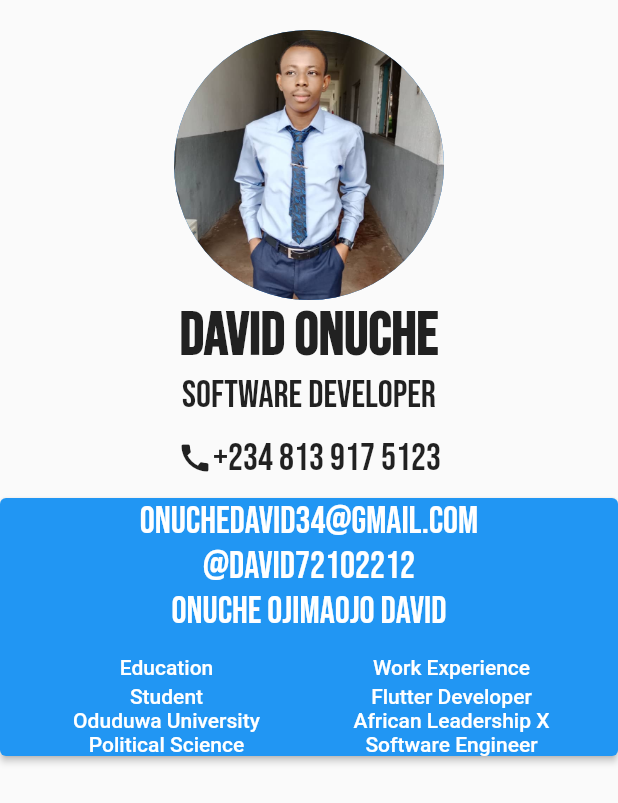
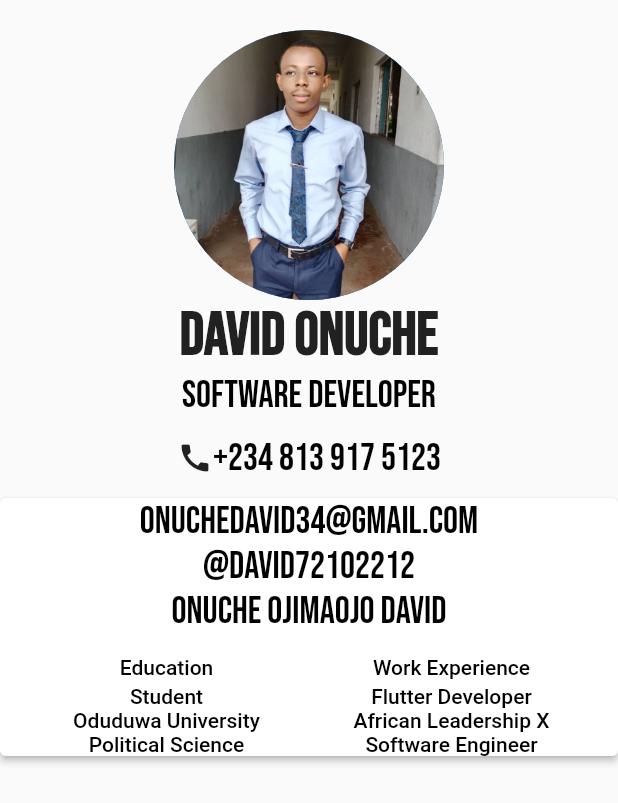
Before and after one commit to davidonuche/my_cv_app, a Flutter app: the screen it shows after launch, on a phone screen of 412 x 824 dp. Shown: the top 803 px of the screen. Run offline on Flutter 3.47's test engine with Material 2 defaults, Android fonts, the phone set to English and light mode, and no system bars.

Commit message:
my cv page

```diff
--- a/lib/constants.dart
+++ b/lib/constants.dart
@@ -1,7 +1,8 @@
 import 'package:flutter/cupertino.dart';
+import 'package:flutter/material.dart';
 
 const TextStyle kRegularTextStyle =
-    TextStyle(fontFamily: "Bebas", fontSize: 25);
+    TextStyle(fontFamily: "Bebas", fontSize: 25, color: Colors.black);
 
 const TextStyle kTitleTextStyle =
-    TextStyle(fontFamily: "Bebas", fontSize: 40, fontWeight: FontWeight.bold);
+    TextStyle(fontFamily: "Bebas", fontSize: 40, fontWeight: FontWeight.bold,);
--- a/lib/main.dart
+++ b/lib/main.dart
@@ -11,6 +11,7 @@ class MyApp extends StatelessWidget {
   @override
   Widget build(BuildContext context) {
     return MaterialApp(
+      theme: ThemeData(textTheme: TextTheme()),
       home: MyCVPage(),
     );
   }
--- a/lib/screens/my_cv_page.dart
+++ b/lib/screens/my_cv_page.dart
@@ -42,6 +42,7 @@ class MyCVPage extends StatelessWidget {
             ),
             ElevatedButton(
               onPressed:(){},
+              style: ElevatedButton.styleFrom(backgroundColor: Colors.white),
               child: Column(
                 mainAxisSize: MainAxisSize.min,
                 children: [
@@ -73,19 +74,23 @@ class MyCVPage extends StatelessWidget {
                             Text(
                               "Education",
                               textAlign: TextAlign.center,
+                              style: TextStyle(color: Colors.black)
                             ),
                             SizedBox(height: 3),
                             Text(
                               "Student",
                               textAlign: TextAlign.center,
+                              style: TextStyle(color: Colors.black)
                             ),
                             Text(
                               "Oduduwa University",
                               textAlign: TextAlign.center,
+                              style: TextStyle(color: Colors.black)
                             ),
                             Text(
                               "Political Science",
                               textAlign: TextAlign.center,
+                              style: TextStyle(color: Colors.black)
                             ),
                           ],
                         ),
@@ -96,19 +101,23 @@ class MyCVPage extends StatelessWidget {
                             Text(
                               "Work Experience",
                               textAlign: TextAlign.center,
+                              style: TextStyle(color: Colors.black)
                             ),
                             SizedBox(height: 3),
                             Text(
                               "Flutter Developer",
                               textAlign: TextAlign.center,
+                              style: TextStyle(color: Colors.black)
                             ),
                             Text(
                               "African Leadership X",
                               textAlign: TextAlign.center,
+                              style: TextStyle(color: Colors.black)
                             ),
                             Text(
                               "Software Engineer",
                               textAlign: TextAlign.center,
+                              style: TextStyle(color: Colors.black)
                             ),
                           ],
                         ),
```
Also changed, not shown: 6 other files.
